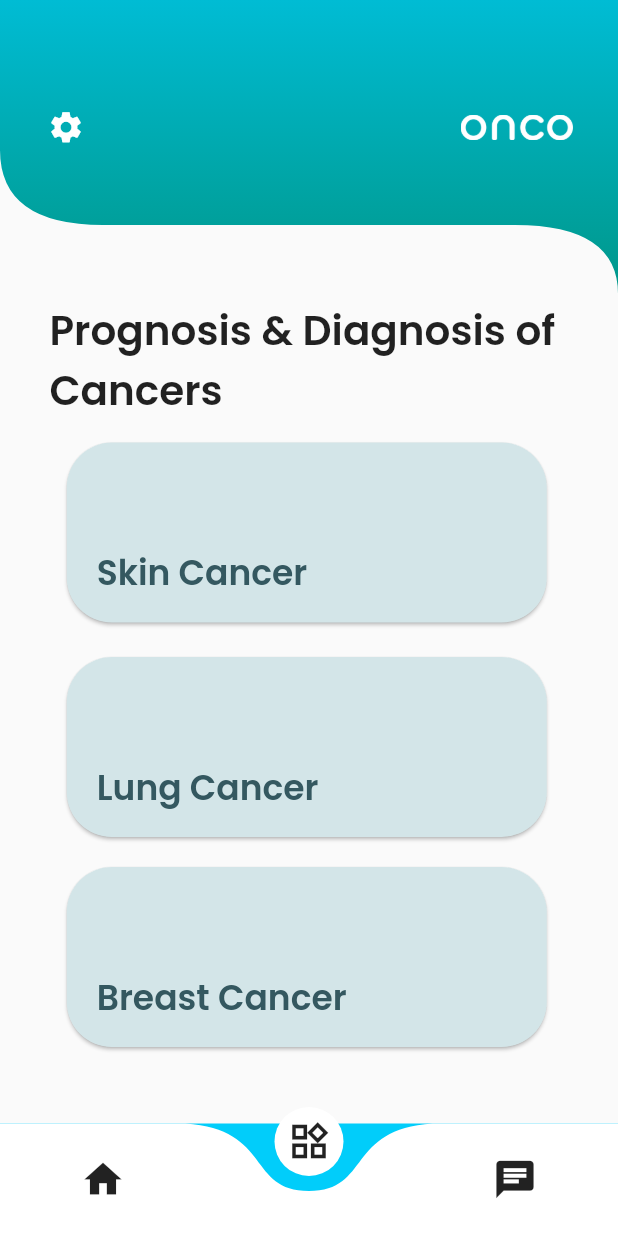
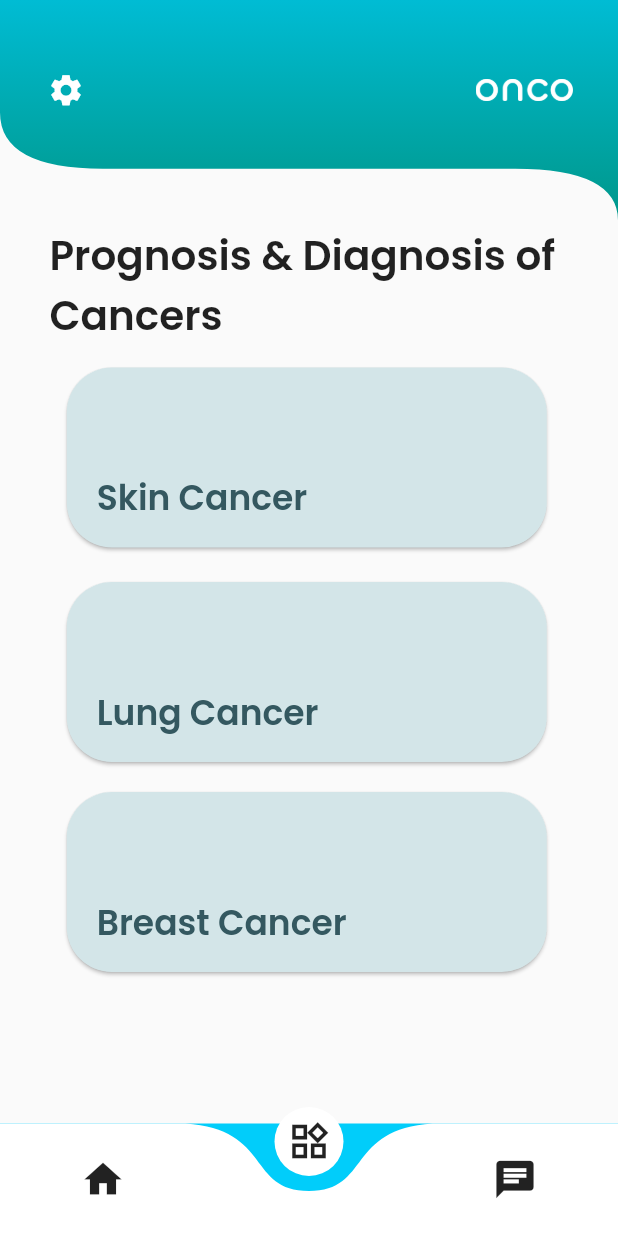
Before and after one commit to Ammar-Raneez/ONCO, a Flutter app: the CurrentScreen screen opened by its route, swiped to page 2, on a phone screen of 412 x 824 dp. Run offline on Flutter 3.47's test engine with Material 2 defaults, Android fonts, the light colour scheme and no system bars; drawn by our look-alikes of curved_navigation_bar; our stand-ins replace cloud_firestore, dio, firebase_auth, firebase_core, image_picker, modal_progress_hud; accounts and stored records are empty.

Commit message:
Resized App Bar and Icons

```diff
--- a/ui/lib/components/custom_app_bar.dart
+++ b/ui/lib/components/custom_app_bar.dart
@@ -39,7 +39,7 @@ class CustomAppBar extends StatelessWidget implements PreferredSizeWidget {
         clipper: CustomShape(),
         child: Container(
 
-          height: 200,
+          height: 150,
           decoration: BoxDecoration(
 
               gradient: LinearGradient(
@@ -67,7 +67,7 @@ class CustomAppBar extends StatelessWidget implements PreferredSizeWidget {
 
                     child: Image(
                         image: AssetImage('images/officialLogo.png'),
-                        width: 75),
+                        width: 65),
                     padding: EdgeInsets.only(right: 30, bottom: 30)
                 )
               ]
@@ -78,7 +78,7 @@ class CustomAppBar extends StatelessWidget implements PreferredSizeWidget {
   }
 
   @override
-  Size get preferredSize => const Size.fromHeight(200.0);
+  Size get preferredSize => const Size.fromHeight(150.0);
 }
 
 class CustomShape extends CustomClipper<Path> {
```
